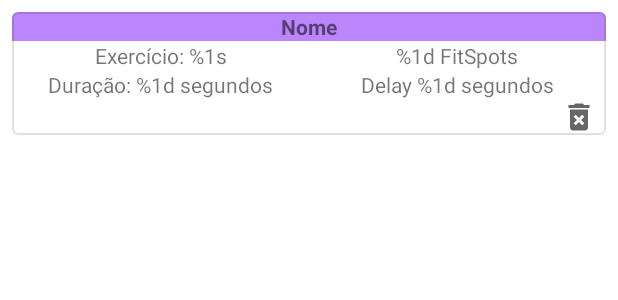
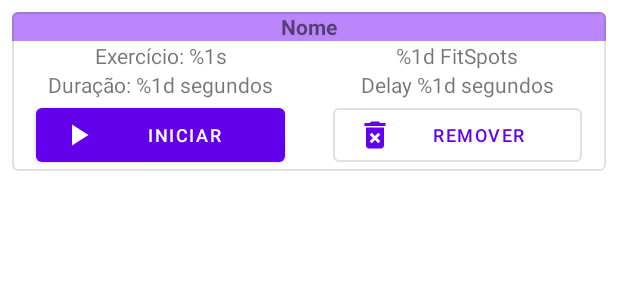
Before and after one commit to danielmfr97/HealthFit, an Android app: the layout row_exercicio.xml on its own in the app's theme, with its tools: preview values and no code run, on a phone screen of 412 x 824 dp. Shown: the top 300 px of the screen. Run offline under Robolectric (Android 15) with nearby library versions, the phone set to English and light mode, and no system bars.

Commit message:
Ajustes para adição de Exercicios
- Alterar o nome do fragment
- Ajustar fragment com botoes de iniciar e deletar

```diff
--- a/app/src/main/java/com/daniel/ramos/projetotcc/presenter/adapters/ExerciciosAdapter.kt
+++ b/app/src/main/java/com/daniel/ramos/projetotcc/presenter/adapters/ExerciciosAdapter.kt
@@ -28,6 +28,8 @@ class ExerciciosAdapter(private val exercicios: RealmResults<Exercicio>, autoUpd
         var tipoExercicio = binding.tipoExercicio
         var duracaoExercicio = binding.duracaoExercicio
         var timeoutDelay = binding.timeoutDelay
+        var deletarItem = binding.ivDelete
+        var iniciarExercicio = binding.iniciarExercicio
     }
 
 
@@ -51,6 +53,12 @@ class ExerciciosAdapter(private val exercicios: RealmResults<Exercicio>, autoUpd
             exercicio.timeout
         )
         else "Desabilitado"
+        holder.deletarItem.setOnClickListener{
+            openDialogDeletarExercicio(exercicio.nomeExercicio, position)
+        }
+        holder.iniciarExercicio.setOnClickListener {
+            //TODO: CONFIGURAr dialog para selecionar um paciente e entao iniciar
+        }
     }
 
     override fun getItemCount(): Int {
--- a/app/src/main/java/com/daniel/ramos/projetotcc/view/fragment/NovoExercicioFragment.kt
+++ b/app/src/main/java/com/daniel/ramos/projetotcc/view/fragment/NovoExercicioFragment.kt
@@ -111,7 +111,7 @@ class NovoExercicioFragment : Fragment() {
     }
 
     fun getDuracaoExercicio(): Long {
-        return binding.duracaoExercicio.editText!!.text.toString().toLong() * 60
+        return binding.duracaoExercicio.editText!!.text.toString().toLong()
     }
 
     fun getTimeoutOption(): Boolean {
@@ -121,12 +121,12 @@ class NovoExercicioFragment : Fragment() {
     fun getTimeout(): Long? {
         var tempoInMs: Long? = null
         if (!binding.timeOut.editText!!.text.toString().isEmpty())
-            tempoInMs = binding.timeOut.editText!!.text.toString().toLong() * 60
+            tempoInMs = binding.timeOut.editText!!.text.toString().toLong()
         return tempoInMs
     }
 
     fun getDelayContarError(): Long {
-        return binding.delayContarError.editText!!.text.toString().toLong() * 60
+        return binding.delayContarError.editText!!.text.toString().toLong()
     }
 
     fun getNumeroFitSpots(): Int {
--- /dev/null
+++ b/app/src/main/res/drawable/ic_play.xml
@@ -0,0 +1,10 @@
+<vector xmlns:android="http://schemas.android.com/apk/res/android"
+    android:width="24dp"
+    android:height="24dp"
+    android:viewportWidth="24"
+    android:viewportHeight="24"
+    android:tint="?attr/colorControlNormal">
+  <path
+      android:fillColor="@android:color/white"
+      android:pathData="M8,5v14l11,-7z"/>
+</vector>
--- a/app/src/main/res/layout/row_exercicio.xml
+++ b/app/src/main/res/layout/row_exercicio.xml
@@ -82,14 +82,33 @@
                 android:textAlignment="center" />
         </LinearLayout>
 
-        <androidx.appcompat.widget.AppCompatImageView
+        <com.google.android.material.button.MaterialButton
+            android:id="@+id/iniciarExercicio"
+            android:layout_width="0dp"
+            android:layout_height="wrap_content"
+            android:layout_marginStart="16dp"
+            android:layout_marginEnd="16dp"
+            android:text="@string/iniciar_exercicio"
+            android:textSize="12sp"
+            app:icon="@drawable/ic_play"
+            app:layout_constraintEnd_toStartOf="@id/ivDelete"
+            app:layout_constraintStart_toStartOf="parent"
+            app:layout_constraintTop_toBottomOf="@id/llData" />
+
+        <com.google.android.material.button.MaterialButton
             android:id="@+id/ivDelete"
-            app:layout_constraintTop_toBottomOf="@id/llData"
+            android:layout_width="0dp"
+            android:layout_height="wrap_content"
+            android:layout_marginStart="16dp"
+            app:icon="@drawable/ic_delete"
+            android:layout_marginEnd="16dp"
+            style="@style/Widget.MaterialComponents.Button.OutlinedButton"
+            android:text="@string/remover_exercicio"
+            android:textSize="12sp"
+            app:layout_constraintBottom_toBottomOf="@id/iniciarExercicio"
             app:layout_constraintEnd_toEndOf="parent"
-            android:paddingEnd="6dp"
-            android:src="@drawable/ic_delete"
-            android:layout_width="wrap_content"
-            android:layout_height="wrap_content"/>
+            app:layout_constraintStart_toEndOf="@id/iniciarExercicio"
+            app:layout_constraintTop_toBottomOf="@id/llData" />
 
     </androidx.constraintlayout.widget.ConstraintLayout>
 
--- a/app/src/main/res/navigation/nav_graph_main.xml
+++ b/app/src/main/res/navigation/nav_graph_main.xml
@@ -45,7 +45,7 @@
     <fragment
         android:id="@+id/exerciciosFragment"
         android:name="com.daniel.ramos.projetotcc.view.fragment.ExerciciosFragment"
-        android:label="fragment_exercicios"
+        android:label="Meus Exercícios"
         tools:layout="@layout/fragment_exercicios" >
         <action
             android:id="@+id/action_exerciciosFragment_to_novoExercicioFragment"
--- a/app/src/main/res/values/strings.xml
+++ b/app/src/main/res/values/strings.xml
@@ -48,4 +48,6 @@
     <string name="numeroDeFitSpots">%1d FitSpots</string>
     <string name="timeoutDelay">Delay %1d segundos</string>
     <string name="duracaoExercicio">Duração: %1d segundos</string>
+    <string name="iniciar_exercicio">Iniciar</string>
+    <string name="remover_exercicio">Remover</string>
 </resources>
```
